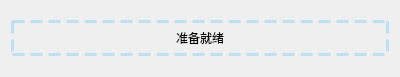
First picture: the form in src/gui/design/WidgetSubtitleTaskAccept.ui, repository Icexbb/SekaiSubtitle-Python, before the edit.
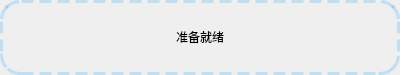
Second picture: the form after the edit.

Diff of the .ui file:
```diff
--- a/src/gui/design/WidgetSubtitleTaskAccept.ui
+++ b/src/gui/design/WidgetSubtitleTaskAccept.ui
@@ -7,9 +7,21 @@
     <x>0</x>
     <y>0</y>
     <width>400</width>
-    <height>77</height>
+    <height>75</height>
    </rect>
   </property>
+  <property name="minimumSize">
+   <size>
+    <width>0</width>
+    <height>75</height>
+   </size>
+  </property>
+  <property name="maximumSize">
+   <size>
+    <width>16777215</width>
+    <height>75</height>
+   </size>
+  </property>
   <property name="windowTitle">
    <string>Form</string>
   </property>
@@ -18,19 +30,61 @@
 QWidget#StatusWidget{	border: 3px dashed rgba(0, 157, 255, 50);	border-radius:20px;}</string>
   </property>
   <layout class="QGridLayout" name="gridLayout">
+   <property name="leftMargin">
+    <number>0</number>
+   </property>
+   <property name="topMargin">
+    <number>0</number>
+   </property>
+   <property name="rightMargin">
+    <number>0</number>
+   </property>
+   <property name="bottomMargin">
+    <number>0</number>
+   </property>
+   <property name="spacing">
+    <number>0</number>
+   </property>
    <item row="0" column="0">
     <widget class="QWidget" name="StatusWidget" native="true">
      <property name="sizePolicy">
-      <sizepolicy hsizetype="Minimum" vsizetype="Maximum">
+      <sizepolicy hsizetype="Minimum" vsizetype="Minimum">
        <horstretch>0</horstretch>
        <verstretch>0</verstretch>
       </sizepolicy>
      </property>
+     <property name="minimumSize">
+      <size>
+       <width>0</width>
+       <height>75</height>
+      </size>
+     </property>
+     <property name="maximumSize">
+      <size>
+       <width>16777215</width>
+       <height>75</height>
+      </size>
+     </property>
      <layout class="QHBoxLayout" name="horizontalLayout">
+      <property name="spacing">
+       <number>0</number>
+      </property>
+      <property name="leftMargin">
+       <number>0</number>
+      </property>
+      <property name="topMargin">
+       <number>0</number>
+      </property>
+      <property name="rightMargin">
+       <number>0</number>
+      </property>
+      <property name="bottomMargin">
+       <number>0</number>
+      </property>
       <item>
        <widget class="QLabel" name="StatusLabel">
         <property name="sizePolicy">
-         <sizepolicy hsizetype="Maximum" vsizetype="Maximum">
+         <sizepolicy hsizetype="Fixed" vsizetype="Fixed">
           <horstretch>0</horstretch>
           <verstretch>0</verstretch>
          </sizepolicy>
```
